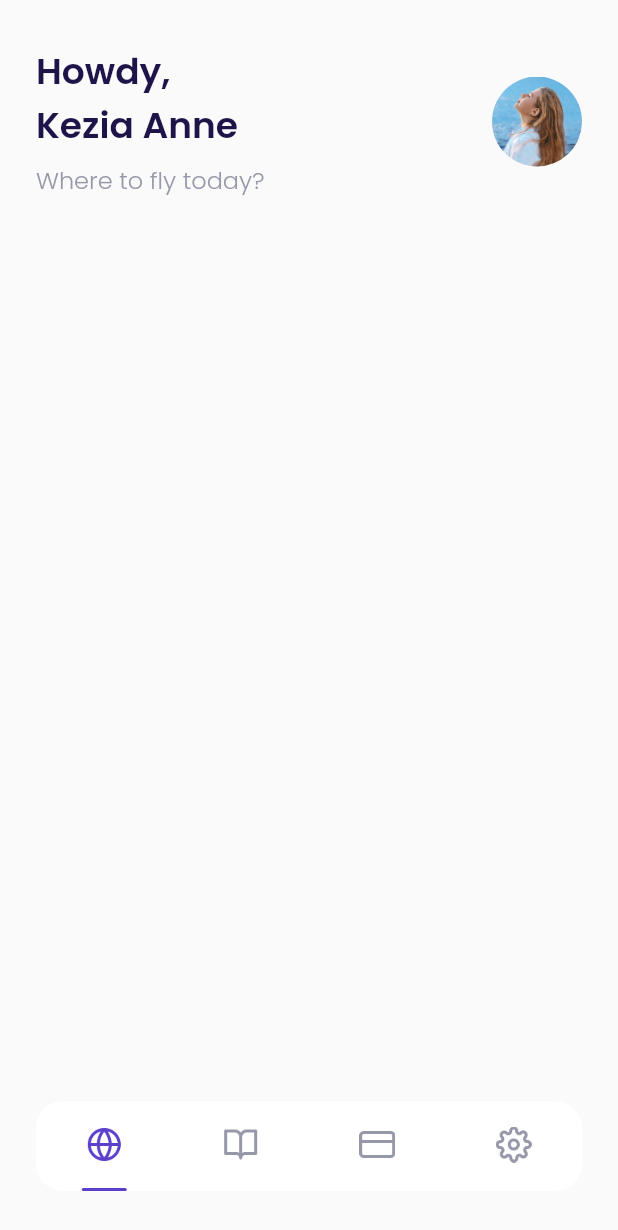
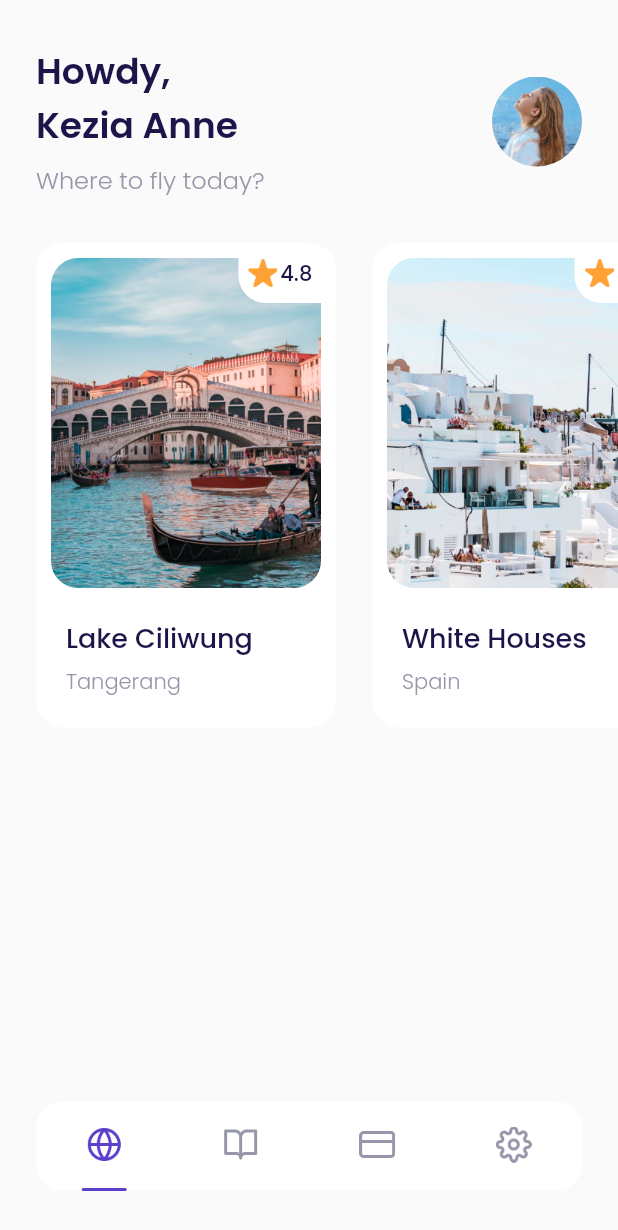
Before and after one commit to marchella2/airplane_apps, a Flutter app: the MainPage screen opened by its route, on a phone screen of 412 x 824 dp. Shown: the top 1230 px of the screen. Run offline on Flutter 3.47's test engine with Material 2 defaults, Android fonts, the phone set to English and light mode, and no system bars; our stand-ins replace google_fonts.

Commit message:
slicing popular destination

```diff
--- a/lib/ui/pages/home_page.dart
+++ b/lib/ui/pages/home_page.dart
@@ -1,3 +1,4 @@
+import 'package:airplane_apps/ui/widgets/destination_card.dart';
 import 'package:flutter/material.dart';
 import 'package:airplane_apps/shared/theme.dart';
 
@@ -46,7 +47,9 @@ class HomePage extends StatelessWidget {
               decoration: BoxDecoration(
                 shape: BoxShape.circle,
                 image: DecorationImage(
-                  image: AssetImage('assets/images/image_profile.png'),
+                  image: AssetImage(
+                    'assets/images/image_profile.png',
+                    ),
                 ),
               ),
             ),
@@ -55,9 +58,53 @@ class HomePage extends StatelessWidget {
       );
     }
 
+    Widget popularDestinations(){
+      return Container(
+        margin: EdgeInsets.only(top: 30),
+        child: SingleChildScrollView(
+          scrollDirection: Axis.horizontal,
+          child: Row(
+            children: [
+              DestinationCard(
+                name: 'Lake Ciliwung',
+                city: 'Tangerang',
+                imageUrl: 'assets/images/image_destination1.png',
+                rating: 4.8,
+              ),
+              DestinationCard(
+                name: 'White Houses',
+                city: 'Spain',
+                imageUrl: 'assets/images/image_destination2.png',
+                rating: 4.7,
+              ),
+              DestinationCard(
+                name: 'Hill Heyo',
+                city: 'Monaco',
+                imageUrl: 'assets/images/image_destination3.png',
+                rating: 4.8,
+              ),
+              DestinationCard(
+                name: 'Menarra',
+                city: 'Japan',
+                imageUrl: 'assets/images/image_destination4.png',
+                rating: 5.0,
+              ),
+              DestinationCard(
+                name: 'Payung Teduh',
+                city: 'Singapore',
+                imageUrl: 'assets/images/image_destination5.png',
+                rating: 4.8,
+              ),
+            ],
+          ),
+        ),
+      );
+    }
+
     return ListView(
       children: [
         header(),
+        popularDestinations(),
       ],
     );
   }
--- /dev/null
+++ b/lib/ui/widgets/destination_card.dart
@@ -0,0 +1,113 @@
+import 'package:airplane_apps/shared/theme.dart';
+import 'package:flutter/material.dart';
+
+class DestinationCard extends StatelessWidget{
+
+  final String name;
+  final String city;
+  final String imageUrl;
+  final double rating;
+
+  const DestinationCard({
+    Key? key,
+    required this.name,
+    required this.city,
+    required this.imageUrl,
+    this.rating = 0.0
+    }) : super(key : key);
+
+  @override
+  Widget build(BuildContext context){
+    return Container(
+            width: 200,
+            height: 323,
+            margin: EdgeInsets.only(
+              left: defaultMargin,
+            ),
+            padding: EdgeInsets.all(10),
+            decoration: BoxDecoration(
+              borderRadius: BorderRadius.circular(18),
+              color: kWhiteColor,
+            ),
+            child: Column(
+              crossAxisAlignment: CrossAxisAlignment.start,
+              children: [
+                Container(
+                  width: 180,
+                  height: 220,
+                  margin: EdgeInsets.only(bottom: 20),
+                  decoration: BoxDecoration(
+                    borderRadius: BorderRadius.circular(18),
+                    image: DecorationImage(
+                      image: AssetImage(
+                        imageUrl,
+                      ),
+                    ),
+                  ),
+                  child: Align(
+                    alignment: Alignment.topRight,
+                    child: Container(
+                      width: 55,
+                      height: 30,
+                      decoration: BoxDecoration(
+                        color: kWhiteColor,
+                        borderRadius: BorderRadius.only(
+                          bottomLeft: Radius.circular(18),
+                        ),
+                      ),
+                      child: Row(
+                        mainAxisAlignment: MainAxisAlignment.center,
+                        crossAxisAlignment: CrossAxisAlignment.start,
+                        children: [
+                          Container(
+                            width: 20,
+                            height: 20,
+                            margin: EdgeInsets.only(right: 2),
+                            decoration: BoxDecoration(
+                              image: DecorationImage(
+                                image: AssetImage(
+                                  'assets/images/icon_star.png',
+                                ),
+                              ),
+                            ),
+                          ),
+                          Text(
+                            rating.toString(),
+                            style: blackTextStyle.copyWith(
+                              fontWeight: medium,
+                            ),
+                          ),
+                        ],
+                      ),
+                    ),
+                  ),
+                ),
+                Container(
+                  margin: EdgeInsets.only(left: 10),
+                  child: Column(
+                    crossAxisAlignment: CrossAxisAlignment.start,
+                    children: [
+                      Text(
+                        name,
+                        style: blackTextStyle.copyWith(
+                          fontSize: 18,
+                          fontWeight: medium,
+                        ),
+                      ),
+                      SizedBox(
+                        height: 5,
+                      ),
+                      Text(
+                        city,
+                        style: greyTextStyle.copyWith(
+                          fontWeight: light,
+                        ),
+                      ),
+                    ],
+                  ),
+                ),
+              ],
+            ),
+      );
+  }
+}
```
